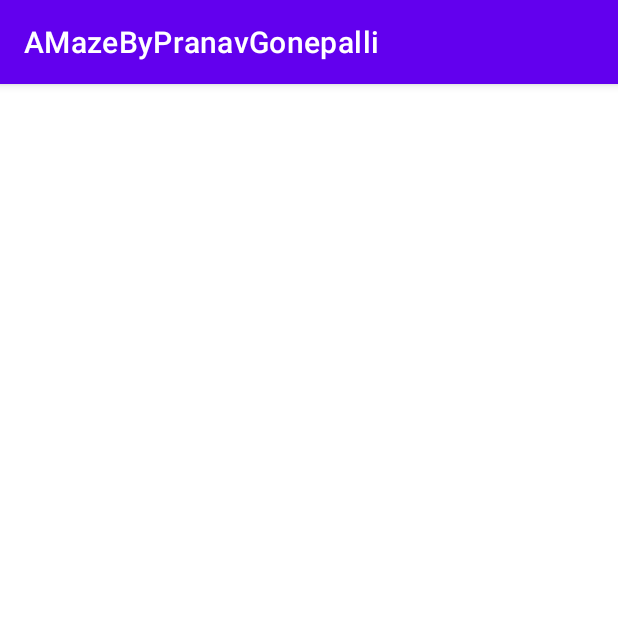
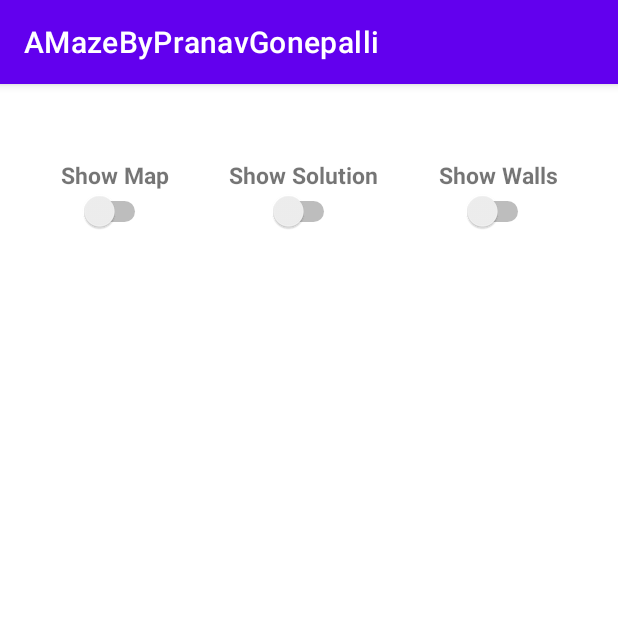
Before and after one commit to Pranav624/MazeGame, an Android app: the PlayManuallyActivity screen opened directly, with no data from a screen before it, on a phone screen of 412 x 824 dp, the top half of it. Run offline under Robolectric (Android 15) with nearby library versions, the phone set to English and light mode, and no system bars.

Commit message:
Added toggle switches to PlayManuallyActivity
In PlayManuallyActivity, I added 3 toggle switches for the user to show map, solution, and walls. Log messages are shown when the switches are clicked.

```diff
--- a/app/src/main/java/edu/wm/cs/cs301/pranavgonepalli/GeneratingActivity.java
+++ b/app/src/main/java/edu/wm/cs/cs301/pranavgonepalli/GeneratingActivity.java
@@ -74,6 +74,7 @@ public class GeneratingActivity extends AppCompatActivity {
                 if(!adapterView.getItemAtPosition(i).equals("Select")){
                     if(loading == true) {
                         waiting.setText("Maze generation will be completed soon. Please wait");
+                        //Toast.makeText(getApplicationContext(), "Maze generation will be completed soon. Please wait", Toast.LENGTH_LONG).show();
                     }
                     else{
                         if(adapterView.getItemAtPosition(i).equals("Manual")){
@@ -94,6 +95,7 @@ public class GeneratingActivity extends AppCompatActivity {
         skill = intent.getIntExtra("skill", 0);
         builder = intent.getStringExtra("builder");
         rooms = intent.getBooleanExtra("rooms", true);
+        Log.v(TAG, "Parameters Selected in Title Screen: Skill level " + skill + ", Builder " + builder + ", Rooms " + rooms);
         BackgroundThread thread = new BackgroundThread(10);
         new Thread(thread).start();
     }
@@ -158,9 +160,7 @@ public class GeneratingActivity extends AppCompatActivity {
                     if(chosen_driver.equals("Manual")){
                         switchToPlayManually();
                     }
-                    else{
-                        switchToPlayAnimation();
-                    }
+                    else switchToPlayAnimation();
                 }
                 else{
                     GeneratingActivity.this.runOnUiThread(new Runnable(){
@@ -168,6 +168,7 @@ public class GeneratingActivity extends AppCompatActivity {
                         public void run(){
                             TextView waiting = findViewById(R.id.waiting_text);
                             waiting.setText("Maze generation completed. Please select a driver");
+                            //Toast.makeText(getApplicationContext(), "Maze generation completed. Please select a driver", Toast.LENGTH_LONG).show();
                         }
                     });
                 }
--- a/app/src/main/java/edu/wm/cs/cs301/pranavgonepalli/PlayManuallyActivity.java
+++ b/app/src/main/java/edu/wm/cs/cs301/pranavgonepalli/PlayManuallyActivity.java
@@ -2,13 +2,66 @@ package edu.wm.cs.cs301.pranavgonepalli;
 
 import androidx.appcompat.app.AppCompatActivity;
 
+import android.content.Intent;
 import android.os.Bundle;
+import android.util.Log;
+import android.widget.CompoundButton;
+import android.widget.Switch;
 
 public class PlayManuallyActivity extends AppCompatActivity {
+    private static final String TAG = "PlayManuallyActivity";
+    private int skill;
+    private String builder;
+    private boolean rooms;
+    private String driver;
 
     @Override
     protected void onCreate(Bundle savedInstanceState) {
         super.onCreate(savedInstanceState);
         setContentView(R.layout.activity_play_manually);
+
+        Intent intent = getIntent();
+        skill = intent.getIntExtra("skill", 0);
+        builder = intent.getStringExtra("builder");
+        rooms = intent.getBooleanExtra("rooms", true);
+        driver = intent.getStringExtra("driver");
+        Log.v(TAG, "Parameters: Skill level " + skill + ", Builder " + builder + ", Rooms " + rooms + ", Driver " + driver);
+
+        Switch show_map_switch = (Switch) findViewById(R.id.show_map_switch);
+        show_map_switch.setOnCheckedChangeListener(new CompoundButton.OnCheckedChangeListener() {
+            @Override
+            public void onCheckedChanged(CompoundButton compoundButton, boolean isChecked) {
+                if(isChecked){
+                    Log.v(TAG, "Show Map: ON");
+                }
+                else{
+                    Log.v(TAG, "Show Map: OFF");
+                }
+            }
+        });
+        Switch show_solution_switch = (Switch) findViewById(R.id.show_solution_switch);
+        show_solution_switch.setOnCheckedChangeListener(new CompoundButton.OnCheckedChangeListener() {
+            @Override
+            public void onCheckedChanged(CompoundButton compoundButton, boolean isChecked) {
+                if(isChecked){
+                    Log.v(TAG, "Show Solution: ON");
+                }
+                else{
+                    Log.v(TAG, "Show Solution: OFF");
+                }
+            }
+        });
+        Switch show_walls_switch = (Switch) findViewById(R.id.show_walls_switch);
+        show_walls_switch.setOnCheckedChangeListener(new CompoundButton.OnCheckedChangeListener() {
+            @Override
+            public void onCheckedChanged(CompoundButton compoundButton, boolean isChecked) {
+                if(isChecked){
+                    Log.v(TAG, "Show Walls: ON");
+                }
+                else{
+                    Log.v(TAG, "Show Walls: OFF");
+                }
+            }
+        });
     }
 }
--- a/app/src/main/res/layout/activity_play_manually.xml
+++ b/app/src/main/res/layout/activity_play_manually.xml
@@ -6,4 +6,59 @@
     android:layout_height="match_parent"
     tools:context=".PlayManuallyActivity">
 
+    <TextView
+        android:id="@+id/show_map_text"
+        android:layout_width="wrap_content"
+        android:layout_height="wrap_content"
+        android:text="@string/show_map"
+        android:textSize="15dp"
+        android:textStyle="bold"
+        android:layout_marginTop="50dp"
+        app:layout_constraintTop_toTopOf="parent"
+        app:layout_constraintStart_toStartOf="parent"
+        app:layout_constraintEnd_toStartOf="@id/show_solution_text"/>
+    <Switch
+        android:id="@+id/show_map_switch"
+        android:layout_width="wrap_content"
+        android:layout_height="wrap_content"
+        app:layout_constraintTop_toBottomOf="@id/show_map_text"
+        app:layout_constraintStart_toStartOf="@id/show_map_text"
+        app:layout_constraintEnd_toEndOf="@id/show_map_text"/>
+    <TextView
+        android:id="@+id/show_solution_text"
+        android:layout_width="wrap_content"
+        android:layout_height="wrap_content"
+        android:text="@string/show_solution"
+        android:textSize="15dp"
+        android:textStyle="bold"
+        android:layout_marginTop="50dp"
+        app:layout_constraintTop_toTopOf="parent"
+        app:layout_constraintStart_toEndOf="@id/show_map_text"
+        app:layout_constraintEnd_toStartOf="@id/show_walls_text"/>
+    <Switch
+        android:id="@+id/show_solution_switch"
+        android:layout_width="wrap_content"
+        android:layout_height="wrap_content"
+        app:layout_constraintTop_toBottomOf="@id/show_solution_text"
+        app:layout_constraintStart_toStartOf="@id/show_solution_text"
+        app:layout_constraintEnd_toEndOf="@id/show_solution_text"/>
+    <TextView
+        android:id="@+id/show_walls_text"
+        android:layout_width="wrap_content"
+        android:layout_height="wrap_content"
+        android:text="@string/show_walls"
+        android:textSize="15dp"
+        android:textStyle="bold"
+        android:layout_marginTop="50dp"
+        app:layout_constraintTop_toTopOf="parent"
+        app:layout_constraintStart_toEndOf="@id/show_solution_text"
+        app:layout_constraintEnd_toEndOf="parent"/>
+    <Switch
+        android:id="@+id/show_walls_switch"
+        android:layout_width="wrap_content"
+        android:layout_height="wrap_content"
+        app:layout_constraintTop_toBottomOf="@id/show_walls_text"
+        app:layout_constraintStart_toStartOf="@id/show_walls_text"
+        app:layout_constraintEnd_toEndOf="@id/show_walls_text"/>
+
 </androidx.constraintlayout.widget.ConstraintLayout>
--- a/app/src/main/res/values/strings.xml
+++ b/app/src/main/res/values/strings.xml
@@ -8,4 +8,7 @@
     <string name="explore">Explore</string>
     <string name="maze_driver">Maze Driver: </string>
     <string name="robot_configuration">Robot Configuration: </string>
+    <string name="show_map">Show Map</string>
+    <string name="show_solution">Show Solution</string>
+    <string name="show_walls">Show Walls</string>
 </resources>
```
